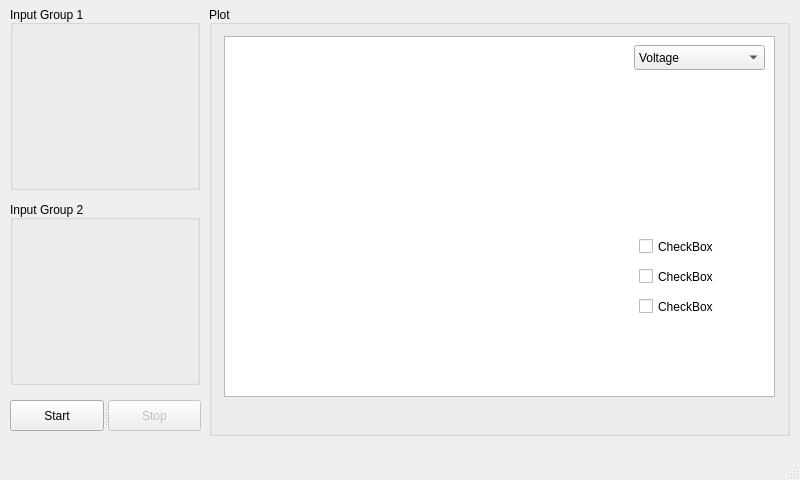
First picture: the form in src/gpt_gui.ui, repository tomgwasira/gpt-gui, before the edit.
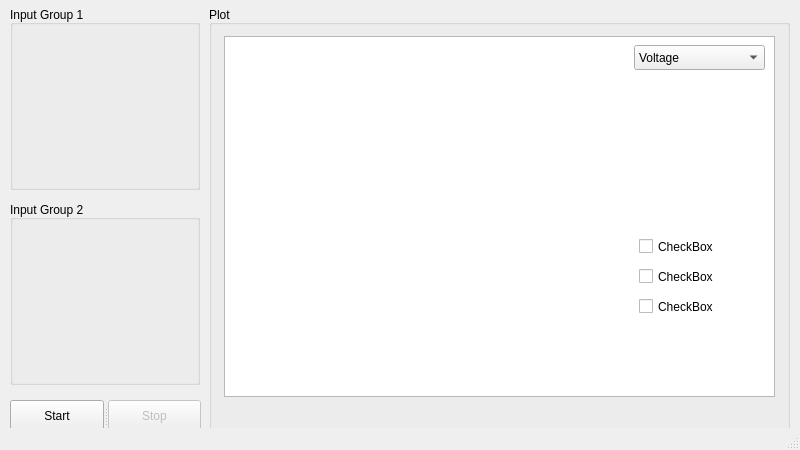
Second picture: the form after the edit. Custom widgets are drawn as their Qt base class.

Commit message: Checking window size.

```diff
--- a/src/gpt_gui.ui
+++ b/src/gpt_gui.ui
@@ -7,7 +7,7 @@
     <x>0</x>
     <y>0</y>
     <width>800</width>
-    <height>480</height>
+    <height>450</height>
    </rect>
   </property>
   <property name="windowTitle">
```
The commit also changes 1 other file.
